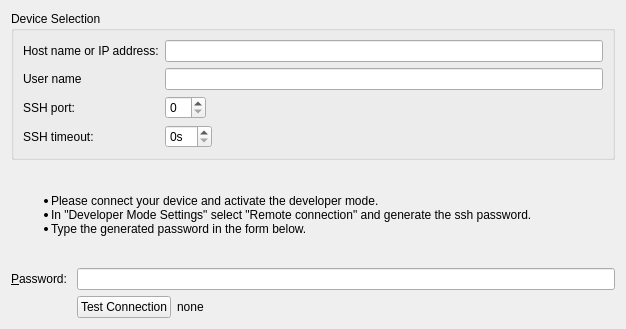
Before: the Qt Designer form src/plugins/mer/merhardwaredevicewizardselectionpage.ui in sailfishos/sailfish-qtcreator, drawn with Qt 5.
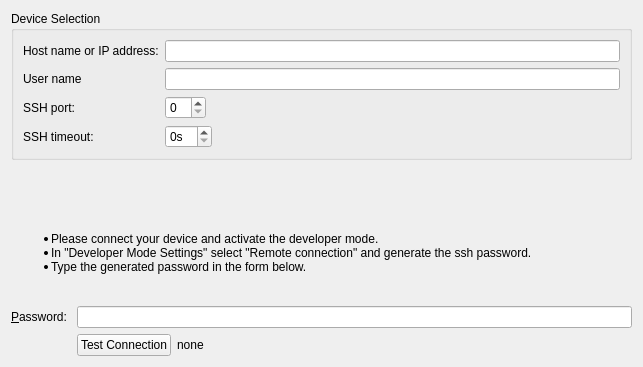
After: the same form once the commit is applied.

The edit to the form file:
```diff
--- a/src/plugins/mer/merhardwaredevicewizardselectionpage.ui
+++ b/src/plugins/mer/merhardwaredevicewizardselectionpage.ui
@@ -6,8 +6,8 @@
    <rect>
     <x>0</x>
     <y>0</y>
-    <width>626</width>
-    <height>329</height>
+    <width>643</width>
+    <height>367</height>
    </rect>
   </property>
   <property name="sizePolicy">
```
Left out of the diff: 12 changed lines with no effect on the pictures.
